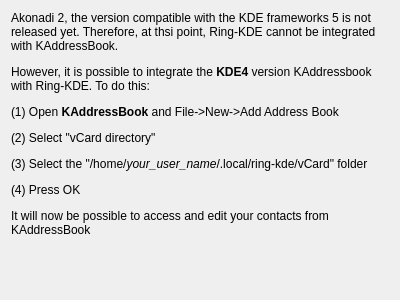
First picture: the form in src/conf/dlgfallbackperson.ui, repository KDE/ring-kde, before the edit.
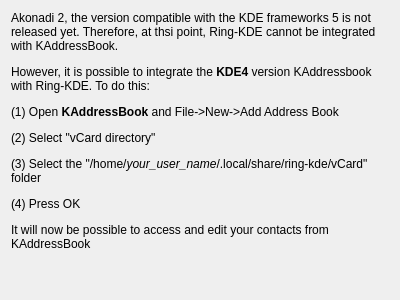
Second picture: the form after the edit.

What changed in the file:
```diff
--- a/src/conf/dlgfallbackperson.ui
+++ b/src/conf/dlgfallbackperson.ui
@@ -17,7 +17,7 @@
    <item>
     <widget class="QLabel" name="label">
      <property name="text">
-      <string>&lt;html&gt;&lt;head/&gt;&lt;body&gt;&lt;p&gt;Akonadi 2, the version compatible with the KDE frameworks 5 is not released yet. Therefore, at thsi point, Ring-KDE cannot be integrated with KAddressBook.&lt;/p&gt;&lt;p&gt;However, it is possible to integrate the &lt;span style=&quot; font-weight:600;&quot;&gt;KDE4&lt;/span&gt; version KAddressbook with Ring-KDE. To do this:&lt;/p&gt;&lt;p&gt;(1) Open &lt;span style=&quot; font-weight:600;&quot;&gt;KAddressBook &lt;/span&gt;and File-&amp;gt;New-&amp;gt;Add Address Book&lt;/p&gt;&lt;p&gt;(2) Select &amp;quot;vCard directory&amp;quot;&lt;/p&gt;&lt;p&gt;(3) Select the &amp;quot;/home/&lt;span style=&quot; font-style:italic;&quot;&gt;your_user_name&lt;/span&gt;/.local/ring-kde/vCard&amp;quot; folder&lt;/p&gt;&lt;p&gt;(4) Press OK&lt;/p&gt;&lt;p&gt;It will now be possible to access and edit your contacts from KAddressBook&lt;/p&gt;&lt;/body&gt;&lt;/html&gt;</string>
+      <string>&lt;html&gt;&lt;head/&gt;&lt;body&gt;&lt;p&gt;Akonadi 2, the version compatible with the KDE frameworks 5 is not released yet. Therefore, at thsi point, Ring-KDE cannot be integrated with KAddressBook.&lt;/p&gt;&lt;p&gt;However, it is possible to integrate the &lt;span style=&quot; font-weight:600;&quot;&gt;KDE4&lt;/span&gt; version KAddressbook with Ring-KDE. To do this:&lt;/p&gt;&lt;p&gt;(1) Open &lt;span style=&quot; font-weight:600;&quot;&gt;KAddressBook &lt;/span&gt;and File-&amp;gt;New-&amp;gt;Add Address Book&lt;/p&gt;&lt;p&gt;(2) Select &amp;quot;vCard directory&amp;quot;&lt;/p&gt;&lt;p&gt;(3) Select the &amp;quot;/home/&lt;span style=&quot; font-style:italic;&quot;&gt;your_user_name&lt;/span&gt;/.local/share/ring-kde/vCard&amp;quot; folder&lt;/p&gt;&lt;p&gt;(4) Press OK&lt;/p&gt;&lt;p&gt;It will now be possible to access and edit your contacts from KAddressBook&lt;/p&gt;&lt;/body&gt;&lt;/html&gt;</string>
      </property>
      <property name="alignment">
       <set>Qt::AlignLeading|Qt::AlignLeft|Qt::AlignTop</set>
```
